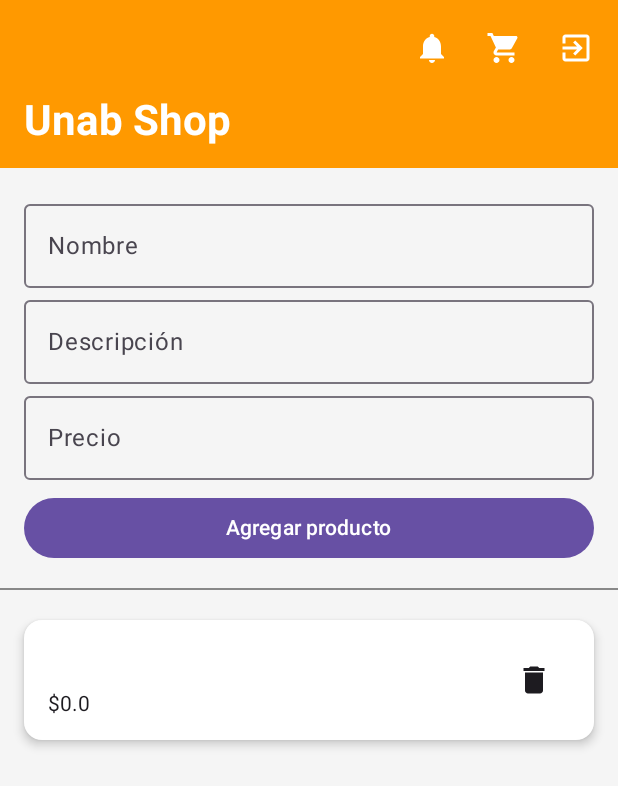
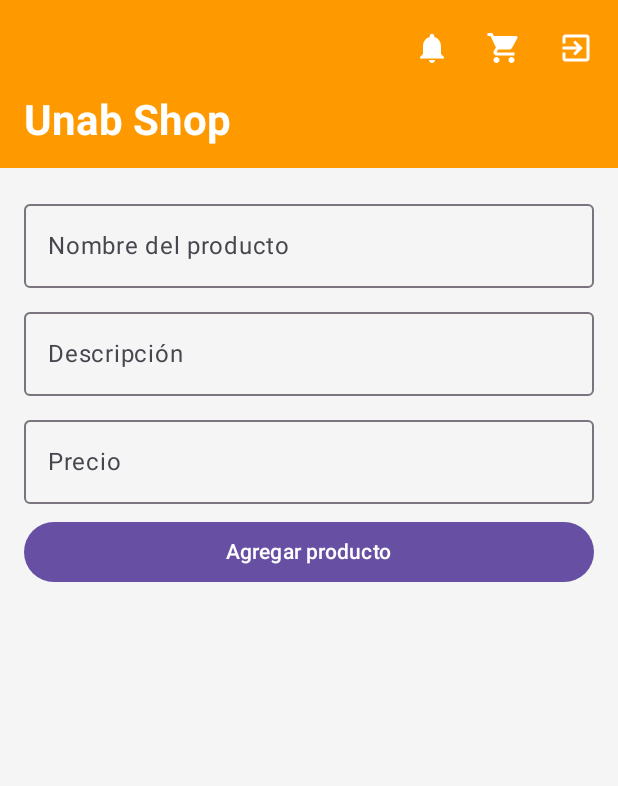
Before and after one commit to andreyyy59/UNABSTORE, an Android app built with Jetpack Compose: the HomeScreen screen opened through its navigation route, after a tap on "Agregar producto", on a phone screen of 412 x 824 dp. Shown: the top 786 px of the screen. Run offline under Robolectric (Android 15) with nearby library versions, the phone set to English and light mode, and no system bars; our stand-ins replace Firebase (no records; nobody signed in at launch, a user with empty details on screens opened directly).

```diff
--- a/app/build.gradle.kts
+++ b/app/build.gradle.kts
@@ -52,6 +52,7 @@ dependencies {
     implementation(libs.androidx.ui.tooling.preview)
     implementation(libs.androidx.material3)
     implementation(libs.firebase.firestore)
+    implementation(libs.firebase.messaging)
     testImplementation(libs.junit)
     androidTestImplementation(libs.androidx.junit)
     androidTestImplementation(libs.androidx.espresso.core)
--- a/app/src/main/java/me/andreymorales/unabstore/HomeScreen.kt
+++ b/app/src/main/java/me/andreymorales/unabstore/HomeScreen.kt
@@ -22,23 +22,22 @@ import com.google.firebase.Firebase
 import com.google.firebase.auth.auth
 
 @OptIn(ExperimentalMaterial3Api::class)
-@Preview
 @Composable
-fun HomeScreen(onClickLogout: () -> Unit = {}) {
-
+fun HomeScreen(
+    onClickLogout: () -> Unit = {},
+    repo: FirestoreRepository = FirestoreRepository() // 🔥 Se crea automáticamente
+) {
     val auth = Firebase.auth
-    val repo = FirestoreRepository()
     val productos = remember { mutableStateListOf<Producto>() }
-
     var nombre by remember { mutableStateOf("") }
     var descripcion by remember { mutableStateOf("") }
     var precio by remember { mutableStateOf("") }
 
-    // 🟢 Al iniciar, obtener los productos de Firestore
+    // Cargar productos al abrir
     LaunchedEffect(Unit) {
-        repo.obtenerProductos { lista ->
+        repo.obtenerProductos {
             productos.clear()
-            productos.addAll(lista)
+            productos.addAll(it)
         }
     }
 
@@ -46,7 +45,11 @@ fun HomeScreen(onClickLogout: () -> Unit = {}) {
         topBar = {
             MediumTopAppBar(
                 title = {
-                    Text("Unab Shop", fontWeight = FontWeight.Bold, fontSize = 28.sp)
+                    Text(
+                        "Unab Shop",
+                        fontWeight = FontWeight.Bold,
+                        fontSize = 28.sp
+                    )
                 },
                 actions = {
                     IconButton(onClick = { }) {
@@ -70,85 +73,83 @@ fun HomeScreen(onClickLogout: () -> Unit = {}) {
             )
         }
     ) { paddingValues ->
+
         Column(
             modifier = Modifier
                 .fillMaxSize()
                 .background(Color(0xFFF5F5F5))
                 .padding(paddingValues)
+                .padding(16.dp),
+            verticalArrangement = Arrangement.Top
         ) {
-            // 🟩 FORMULARIO PARA AGREGAR PRODUCTOS
-            Column(
-                modifier = Modifier
-                    .fillMaxWidth()
-                    .padding(16.dp)
-            ) {
+
+            // Formulario para agregar producto
             OutlinedTextField(
                 value = nombre,
                 onValueChange = { nombre = it },
-                    label = { Text("Nombre") },
+                label = { Text("Nombre del producto") },
                 modifier = Modifier.fillMaxWidth()
             )
+            Spacer(modifier = Modifier.height(8.dp))
+
             OutlinedTextField(
                 value = descripcion,
                 onValueChange = { descripcion = it },
                 label = { Text("Descripción") },
                 modifier = Modifier.fillMaxWidth()
             )
+            Spacer(modifier = Modifier.height(8.dp))
+
             OutlinedTextField(
                 value = precio,
                 onValueChange = { precio = it },
                 label = { Text("Precio") },
                 modifier = Modifier.fillMaxWidth()
             )
+            Spacer(modifier = Modifier.height(8.dp))
 
             Button(
                 onClick = {
-                        val nuevo = Producto(
+                    if (nombre.isNotEmpty() && precio.isNotEmpty()) {
+                        val nuevoProducto = Producto(
                             nombre = nombre,
                             descripcion = descripcion,
                             precio = precio.toDoubleOrNull() ?: 0.0
                         )
-                        repo.agregarProducto(nuevo)
-                        productos.add(nuevo)
+                        repo.agregarProducto(nuevoProducto)
+                        productos.add(nuevoProducto)
                         nombre = ""
                         descripcion = ""
                         precio = ""
+                    }
                 },
-                    modifier = Modifier
-                        .padding(top = 8.dp)
-                        .fillMaxWidth()
+                modifier = Modifier.fillMaxWidth()
             ) {
                 Text("Agregar producto")
             }
-            }
 
-            Divider(color = Color.Gray, thickness = 1.dp)
+            Spacer(modifier = Modifier.height(16.dp))
 
-            // 🟠 LISTADO DE PRODUCTOS
-            LazyColumn(
-                modifier = Modifier
-                    .fillMaxSize()
-                    .padding(16.dp)
-            ) {
+            // Lista de productos
+            LazyColumn(modifier = Modifier.fillMaxSize()) {
                 items(productos) { producto ->
                     Card(
                         modifier = Modifier
                             .fillMaxWidth()
                             .padding(vertical = 4.dp),
-                        colors = CardDefaults.cardColors(containerColor = Color.White),
-                        elevation = CardDefaults.cardElevation(4.dp)
+                        colors = CardDefaults.cardColors(containerColor = Color.White)
                     ) {
                         Row(
                             modifier = Modifier
                                 .fillMaxWidth()
-                                .padding(16.dp),
-                            horizontalArrangement = Arrangement.SpaceBetween,
-                            verticalAlignment = Alignment.CenterVertically
+                                .padding(12.dp),
+                            verticalAlignment = Alignment.CenterVertically,
+                            horizontalArrangement = Arrangement.SpaceBetween
                         ) {
                             Column {
                                 Text(producto.nombre, fontWeight = FontWeight.Bold)
                                 Text(producto.descripcion)
-                                Text("$${producto.precio}")
+                                Text("Precio: $${producto.precio}")
                             }
                             IconButton(onClick = {
                                 producto.id?.let { id ->
@@ -156,10 +157,7 @@ fun HomeScreen(onClickLogout: () -> Unit = {}) {
                                     productos.remove(producto)
                                 }
                             }) {
-                                Icon(
-                                    imageVector = Icons.Filled.Delete,
-                                    contentDescription = "Eliminar"
-                                )
+                                Icon(Icons.Filled.Delete, contentDescription = "Eliminar")
                             }
                         }
                     }
@@ -168,3 +166,9 @@ fun HomeScreen(onClickLogout: () -> Unit = {}) {
         }
     }
 }
+
+@Preview(showBackground = true)
+@Composable
+fun PreviewHomeScreen() {
+    HomeScreen()
+}
--- a/app/src/main/java/me/andreymorales/unabstore/MainActivity.kt
+++ b/app/src/main/java/me/andreymorales/unabstore/MainActivity.kt
@@ -17,14 +17,21 @@ import androidx.navigation.compose.NavHost
 import androidx.navigation.compose.composable
 import androidx.navigation.compose.rememberNavController
 import com.google.firebase.Firebase
+import com.google.firebase.FirebaseApp
 import com.google.firebase.auth.auth
+import com.google.firebase.firestore.FirebaseFirestore
 import me.andreymorales.unabstore.ui.theme.UNABSTORETheme
 
 class MainActivity : ComponentActivity() {
     override fun onCreate(savedInstanceState: Bundle?) {
         super.onCreate(savedInstanceState)
+
+        FirebaseApp.initializeApp(this)
+        FirebaseFirestore.getInstance() //Inicializa la base de datos
+
         enableEdgeToEdge()
-        setContent {
+        setContent{
+
 
             val navController = rememberNavController()
             var startDestination = "login"
@@ -60,12 +67,16 @@ class MainActivity : ComponentActivity() {
                     })
                 }
                 composable("home") {
-                    HomeScreen(onClickLogout = {
-                        navController.navigate("login") {
-                            popUpTo(0)
+                    HomeScreen(
+                        repo = FirestoreRepository(),
+                        onClickLogout = {
+                            navController.navigate("login") {
+                                popUpTo(0)
+                            }
                         }
-                    })
+                    )
                 }
+
             }
         }
     }
--- a/gradle/libs.versions.toml
+++ b/gradle/libs.versions.toml
@@ -12,13 +12,17 @@ composeBom = "2024.09.00"
 navigationCompose = "2.9.5"
 firebaseAuth = "24.0.1"
 firebaseFirestore = "26.0.2"
+firebaseMessaging = "25.0.1"
 
 [libraries]
 androidx-core-ktx = { group = "androidx.core", name = "core-ktx", version.ref = "coreKtx" }
 androidx-navigation-compose = { module = "androidx.navigation:navigation-compose", version.ref = "navigationCompose" }
 firebase-analytics-ktx = { module = "com.google.firebase:firebase-analytics-ktx" }
+firebase-auth-ktx = { module = "com.google.firebase:firebase-auth-ktx" }
 firebase-bom = { module = "com.google.firebase:firebase-bom", version.ref = "firebaseBom" }
 firebase-firestore-ktx = { module = "com.google.firebase:firebase-firestore-ktx" }
+google-firebase-analytics-ktx = { module = "com.google.firebase:firebase-analytics-ktx" }
+google-firebase-firestore-ktx = { module = "com.google.firebase:firebase-firestore-ktx" }
 junit = { group = "junit", name = "junit", version.ref = "junit" }
 androidx-junit = { group = "androidx.test.ext", name = "junit", version.ref = "junitVersion" }
 androidx-espresso-core = { group = "androidx.test.espresso", name = "espresso-core", version.ref = "espressoCore" }
@@ -34,6 +38,7 @@ androidx-ui-test-junit4 = { group = "androidx.compose.ui", name = "ui-test-junit
 androidx-material3 = { group = "androidx.compose.material3", name = "material3" }
 firebase-auth = { group = "com.google.firebase", name = "firebase-auth", version.ref = "firebaseAuth" }
 firebase-firestore = { group = "com.google.firebase", name = "firebase-firestore", version.ref = "firebaseFirestore" }
+firebase-messaging = { group = "com.google.firebase", name = "firebase-messaging", version.ref = "firebaseMessaging" }
 
 [plugins]
 android-application = { id = "com.android.application", version.ref = "agp" }
```
Also changed, not shown: app/src/main/java/me/andreymorales/unabstore/FireStoreRepository.kt (+5 -5 lines). Lines whose indentation alone changed are shown as unchanged.
